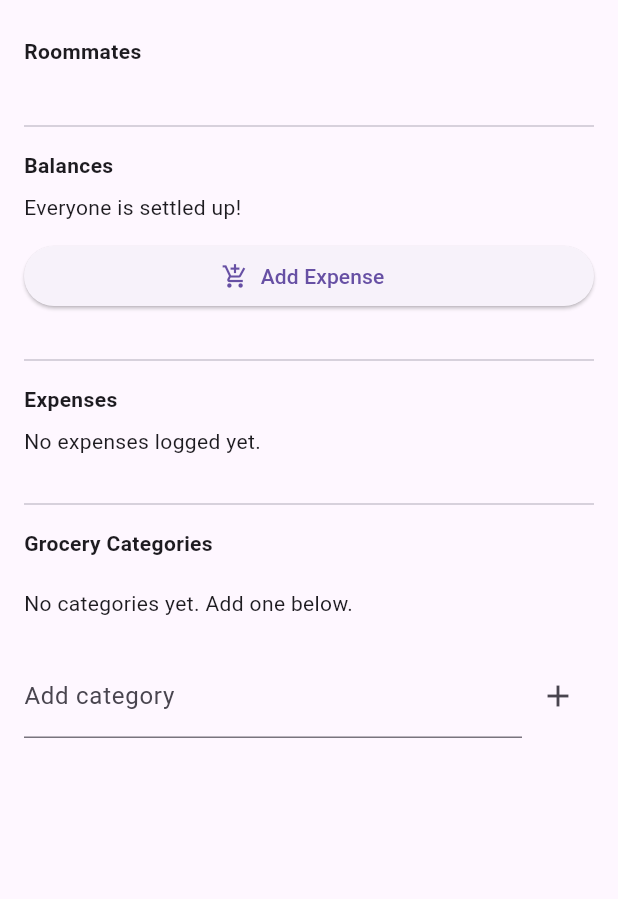
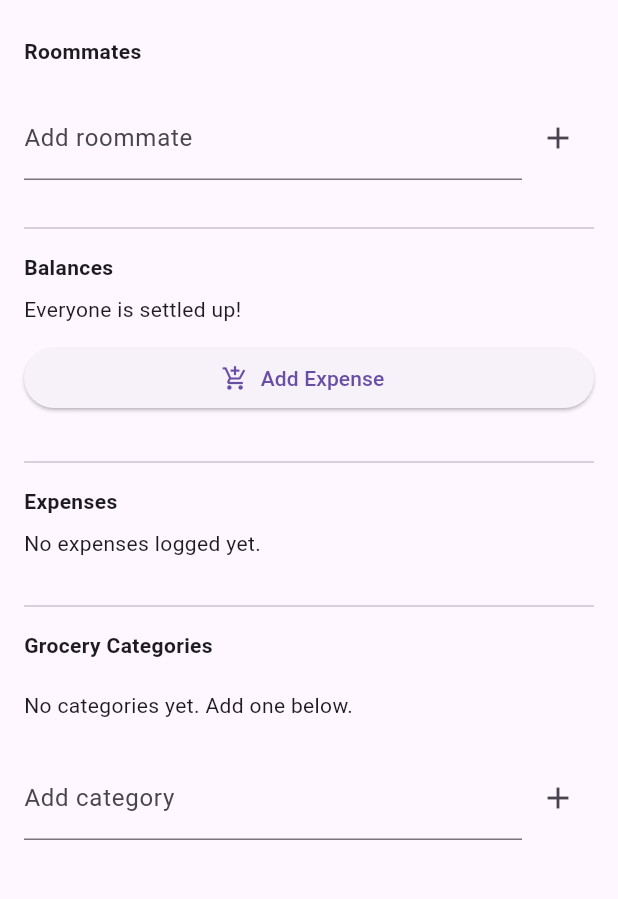
Before and after one commit to KasenS1230/CSC-4330---Project-3, a Flutter app: the DashboardScreen screen opened directly with empty values, after a tap on the "add" icon, on a phone screen of 412 x 824 dp, the part 84-983 px from its top. Run offline on Flutter 3.47's test engine with Material 3 defaults, Android fonts, the phone set to English and light mode, and no system bars.

Commit message:
Users can now add roommates after creating the group.

```diff
--- a/lib/screens/dashboard_screen.dart
+++ b/lib/screens/dashboard_screen.dart
@@ -18,6 +18,7 @@ class DashboardScreen extends StatefulWidget {
 
 class _DashboardScreenState extends State<DashboardScreen> {
   final _newCategoryController = TextEditingController();
+  final _newRoommateController = TextEditingController();
 
   // Add this widget-building method inside _DashboardScreenState
   Widget _buildBalancesSection() {
@@ -120,6 +121,19 @@ class _DashboardScreenState extends State<DashboardScreen> {
     });
   }
 
+  void _addRoommate() {
+    if (_newRoommateController.text.trim().isEmpty) return;
+    setState(() {
+      widget.group.roommates.add(
+        Roommate(
+          id: DateTime.now().microsecondsSinceEpoch.toString(),
+          name: _newRoommateController.text.trim(),
+        ),
+      );
+      _newRoommateController.clear();
+    });
+  }
+
   String _roommateName(String? id) {
     if (id == null) return 'Unassigned';
     return widget.group.roommates
@@ -169,6 +183,18 @@ class _DashboardScreenState extends State<DashboardScreen> {
               label: Text(r.name),
             ))
                 .toList(),
+          ),
+          const SizedBox(height: 12),
+          Row(
+            children: [
+              Expanded(
+                child: TextField(
+                  controller: _newRoommateController,
+                  decoration: const InputDecoration(labelText: 'Add roommate'),
+                ),
+              ),
+              IconButton(icon: const Icon(Icons.add), onPressed: _addRoommate),
+            ],
           ),
 
           const SizedBox(height: 24),
```
